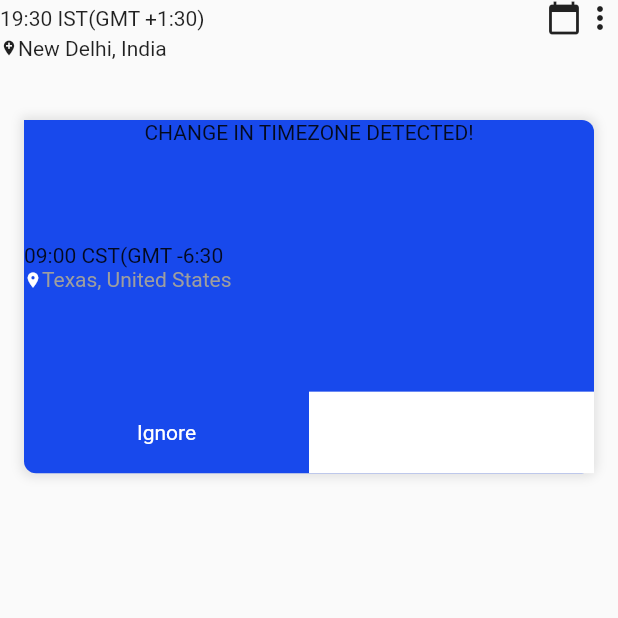
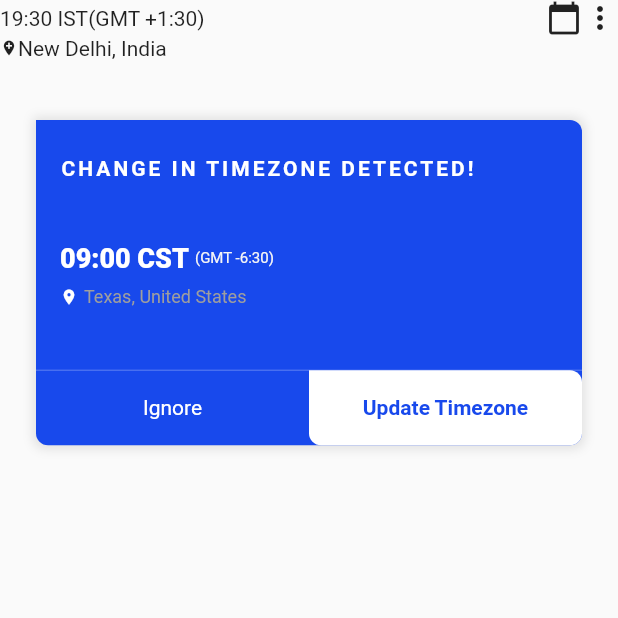
Before and after one commit to JAICHANGPARK/flutter_notebook_2nd_story, a Flutter app: the screen it shows after launch, on a phone screen of 412 x 824 dp, the top half of it. Run offline on Flutter 3.47's test engine with Material 2 defaults, Android fonts, the phone set to English and light mode, and no system bars; our stand-ins replace avatar_glow, badges, bubble_bottom_bar, camera, fluttertoast, google_maps_flutter and 2 more; missing offline and left inert: flutter_particles, snappable.

Commit message:
Update main_page.dart

```diff
--- a/lib/smart_calendar_app/main_page.dart
+++ b/lib/smart_calendar_app/main_page.dart
@@ -53,8 +53,8 @@ class _HomePageState extends State<HomePage> {
             ),
           ),
           Container(
-            margin: EdgeInsets.only(left: 16, right: 16, top: 16, bottom: 16),
-            height: MediaQuery.of(context).size.height / 3.5,
+            margin: EdgeInsets.only(left: 24, right: 24, top: 16, bottom: 16),
+            height: MediaQuery.of(context).size.height / 3.8,
             decoration: BoxDecoration(
                 color: Color(0xff1849EC),
                 borderRadius: BorderRadius.only(
@@ -69,19 +69,36 @@ class _HomePageState extends State<HomePage> {
                       spreadRadius: 2)
                 ]),
             child: Column(
+              crossAxisAlignment: CrossAxisAlignment.start,
               children: <Widget>[
                 Expanded(
                   flex: 10,
+                  child: Padding(
+                    padding: const EdgeInsets.only(top: 24, bottom: 0, right: 16, left: 16),
                     child: Column(
+                      crossAxisAlignment: CrossAxisAlignment.start,
                       children: <Widget>[
-                      Text("CHANGE IN TIMEZONE DETECTED!"),
+                        Text("CHANGE IN TIMEZONE DETECTED!",style: TextStyle(
+                          color: Colors.white,
+                          fontWeight: FontWeight.bold,
+                          letterSpacing: 2
+                        ),),
                         Spacer(),
                         Row(
                           children: <Widget>[
-                          Text("09:00 CST"),
-                          Text("(GMT -6:30")
+                            Text("09:00 CST",style: TextStyle(
+                              color: Colors.white,
+                              fontSize: 18,
+                              fontWeight: FontWeight.w800
+                            ),),
+                            SizedBox(width: 4,),
+                            Text("(GMT -6:30)", style: TextStyle(
+                              color: Colors.grey[100],
+                              fontSize: 10
+                            ),)
                           ],
                         ),
+                        SizedBox(height: 8,),
                         Row(
                           children: <Widget>[
                             Icon(
@@ -89,9 +106,11 @@ class _HomePageState extends State<HomePage> {
                               size: 12,
                               color: Colors.white,
                             ),
+                            SizedBox(width: 4,),
                             Text(
                               "Texas, United States",
-                            style: TextStyle(color: Colors.grey),
+                              style: TextStyle(color: Colors.grey,
+                              fontSize: 12),
                             )
                           ],
                         ),
@@ -99,6 +118,9 @@ class _HomePageState extends State<HomePage> {
                       ],
                     ),
                   ),
+                ),
+                Divider(color: Colors.white.withOpacity(0.3),
+                height: 0,),
                 Expanded(
                   flex: 3,
                   child: Row(
@@ -117,6 +139,17 @@ class _HomePageState extends State<HomePage> {
                         child: Container(
                           decoration: BoxDecoration(
                             color: Colors.white,
+                            borderRadius: BorderRadius.only(
+                              topRight: Radius.circular(8),
+                              bottomRight: Radius.circular(8),
+                              bottomLeft: Radius.circular(8),
+                            )
+                          ),
+                          child: Center(
+                            child: Text("Update Timezone", style: TextStyle(
+                              color: Color(0xff1849EC),
+                              fontWeight: FontWeight.bold,
+                            ),),
                           ),
                         ),
                       )
```
Lines whose indentation alone changed are shown as unchanged.
